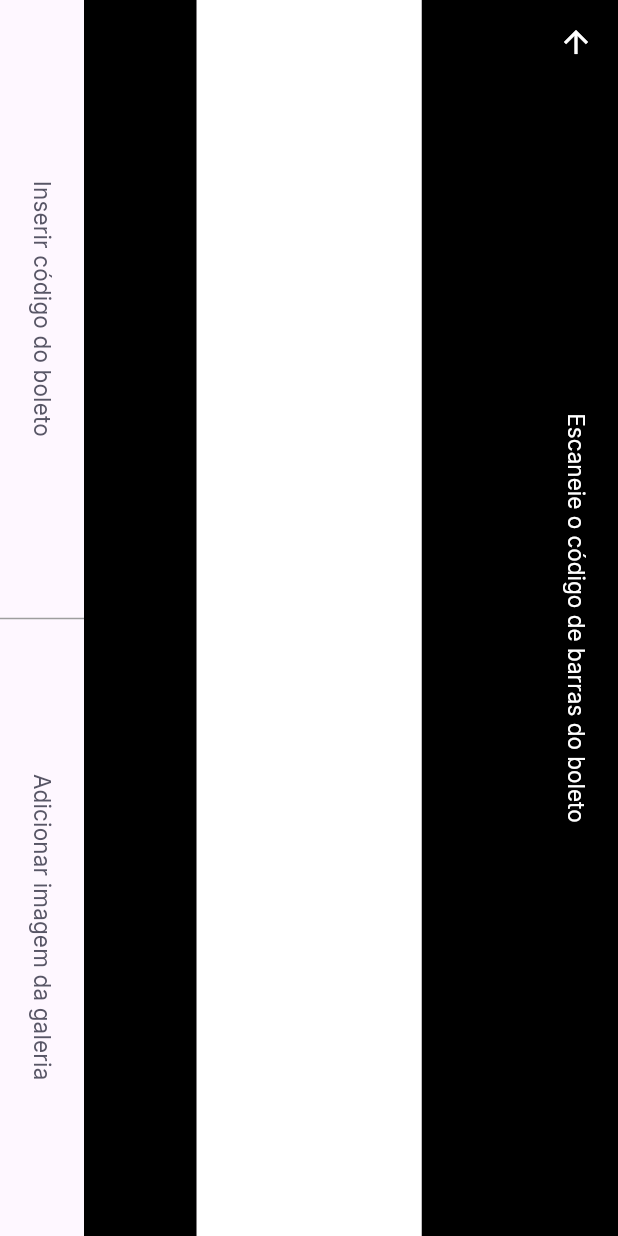
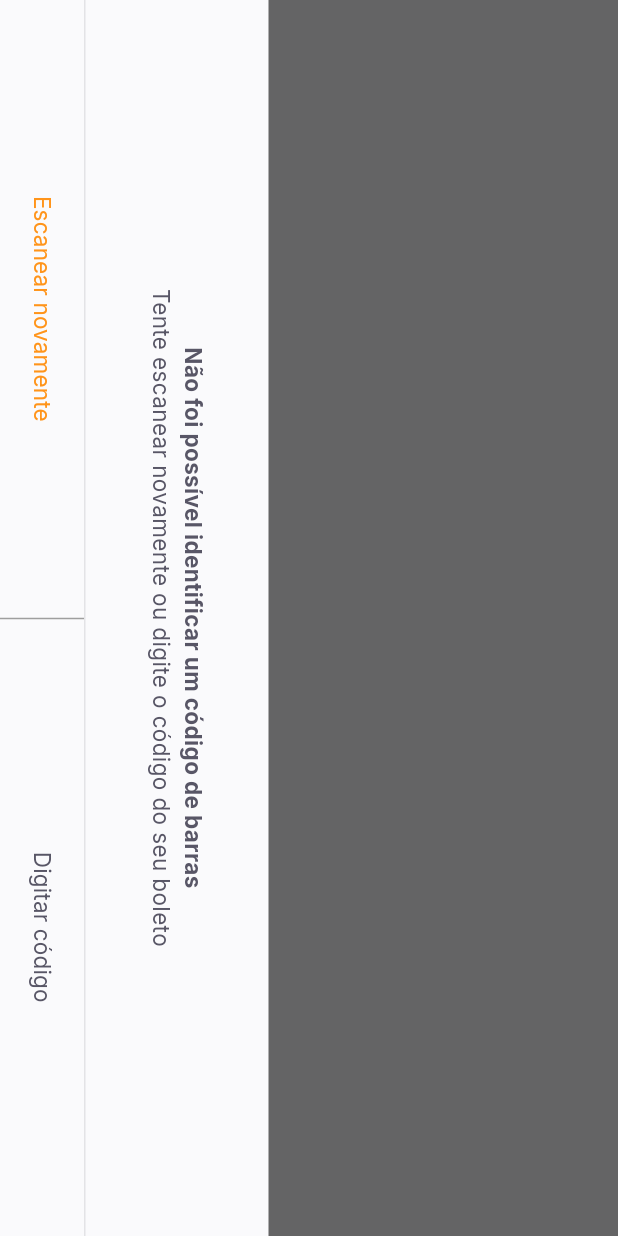
Before and after one commit to marcoslima12/payflow, a Flutter app: the BarCodePage screen opened by its route, on a phone screen of 412 x 824 dp. Run offline on Flutter 3.47's test engine with Material 3 defaults, Android fonts, the phone set to English and light mode, and no system bars; our stand-ins replace firebase_auth, firebase_core, google_fonts, shared_preferences; accounts and stored records are empty.

Commit message:
finish bottom sheet widget

```diff
--- a/lib/modules/barcode/barcode_scanner.dart
+++ b/lib/modules/barcode/barcode_scanner.dart
@@ -2,6 +2,8 @@ import 'package:flutter/material.dart';
 import 'package:payflow/shared/themes/app_colors.dart';
 import 'package:payflow/shared/themes/app_text_styles.dart';
 import 'package:payflow/shared/widgets/set_label_buttons/set_label_buttons.dart';
+
+import '../../shared/widgets/bottom_sheet_widget/bottom_sheet.dart';
 
 class BarCodePage extends StatefulWidget {
   const BarCodePage({super.key});
@@ -13,6 +15,14 @@ class BarCodePage extends StatefulWidget {
 class _BarCodePageState extends State<BarCodePage> {
   @override
   Widget build(BuildContext context) {
+    return BottomSheetWidget(
+      primaryLabel: "Escanear novamente",
+      primaryOnPressed: () {},
+      secondaryLabel: "Digitar código",
+      secondaryOnPressed: () {},
+      title: "Não foi possível identificar um código de barras",
+      subtitle: "Tente escanear novamente ou digite o código do seu boleto",
+    );
     return SafeArea(
         top: true,
         left: true,
--- /dev/null
+++ b/lib/shared/widgets/bottom_sheet_widget/bottom_sheet.dart
@@ -0,0 +1,68 @@
+import 'package:flutter/material.dart';
+import 'package:payflow/shared/widgets/set_label_buttons/set_label_buttons.dart';
+
+import '../../themes/app_colors.dart';
+import '../../themes/app_text_styles.dart';
+
+class BottomSheetWidget extends StatelessWidget {
+  final String primaryLabel;
+  final String secondaryLabel;
+  final VoidCallback primaryOnPressed;
+  final VoidCallback secondaryOnPressed;
+  final String title;
+  final String subtitle;
+
+  const BottomSheetWidget(
+      {super.key,
+      required this.primaryLabel,
+      required this.secondaryLabel,
+      required this.primaryOnPressed,
+      required this.secondaryOnPressed,
+      required this.title,
+      required this.subtitle});
+
+  @override
+  Widget build(BuildContext context) {
+    return SafeArea(
+        child: RotatedBox(
+            quarterTurns: 1,
+            child: Material(
+              child: Container(
+                color: AppColors.shape,
+                child: Column(
+                  children: [
+                    Expanded(
+                        child: Container(
+                      color: Colors.black.withOpacity(0.6),
+                    )),
+                    Column(
+                      children: [
+                        Padding(
+                          padding: const EdgeInsets.all(40),
+                          child: Text.rich(
+                            TextSpan(
+                                text: title,
+                                style: TextStyles.buttonBoldHeading,
+                                children: [
+                                  TextSpan(
+                                      text: "\n$subtitle",
+                                      style: TextStyles.buttonHeading)
+                                ]),
+                            textAlign: TextAlign.center,
+                          ),
+                        ),
+                        Container(color: AppColors.stroke, height: 1),
+                        SetLabelButtons(
+                            enablePrimaryColor: true,
+                            primaryLabel: primaryLabel,
+                            secondaryLabel: secondaryLabel,
+                            primaryOnPressed: primaryOnPressed,
+                            secondaryOnPressed: secondaryOnPressed)
+                      ],
+                    )
+                  ],
+                ),
+              ),
+            )));
+  }
+}
--- a/lib/shared/widgets/label_button/label_button.dart
+++ b/lib/shared/widgets/label_button/label_button.dart
@@ -4,9 +4,10 @@ import 'package:payflow/shared/themes/app_text_styles.dart';
 class LabelButtonWidget extends StatelessWidget {
   final String label;
   final VoidCallback onPressed;
+  final TextStyle? styles;
 
   const LabelButtonWidget(
-      {super.key, required this.label, required this.onPressed});
+      {super.key, required this.label, required this.onPressed, this.styles});
 
   @override
   Widget build(BuildContext context) {
@@ -14,7 +15,7 @@ class LabelButtonWidget extends StatelessWidget {
         onPressed: onPressed,
         child: Text(
           label,
-          style: TextStyles.buttonHeading,
+          style: styles ?? TextStyles.buttonHeading,
           textAlign: TextAlign.center,
         ));
   }
--- a/lib/shared/widgets/set_label_buttons/set_label_buttons.dart
+++ b/lib/shared/widgets/set_label_buttons/set_label_buttons.dart
@@ -1,18 +1,22 @@
 import 'package:flutter/material.dart';
 import 'package:payflow/shared/widgets/label_button/label_button.dart';
+
+import '../../themes/app_text_styles.dart';
 
 class SetLabelButtons extends StatelessWidget {
   final String primaryLabel;
   final String secondaryLabel;
   final VoidCallback primaryOnPressed;
   final VoidCallback secondaryOnPressed;
+  final bool enablePrimaryColor;
 
   const SetLabelButtons(
       {super.key,
       required this.primaryLabel,
       required this.secondaryLabel,
       required this.primaryOnPressed,
-      required this.secondaryOnPressed});
+      required this.secondaryOnPressed,
+      this.enablePrimaryColor = false});
 
   @override
   Widget build(BuildContext context) {
@@ -22,7 +26,9 @@ class SetLabelButtons extends StatelessWidget {
         children: [
           Expanded(
               child: LabelButtonWidget(
-                  label: primaryLabel, onPressed: primaryOnPressed)),
+                  styles: enablePrimaryColor ? TextStyles.buttonPrimary : null,
+                  label: primaryLabel,
+                  onPressed: primaryOnPressed)),
           const VerticalDivider(width: 0.5, color: Colors.grey),
           Expanded(
               child: LabelButtonWidget(
```
